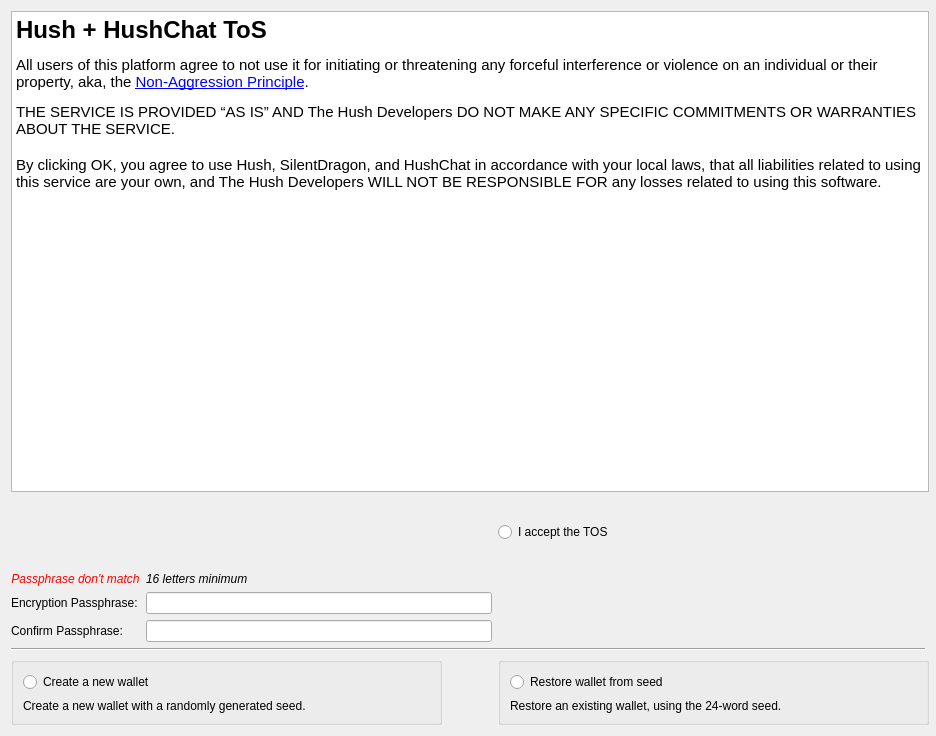
Old version of the form src/newwallet.ui in the repository jahway603/SilentDragonLite.
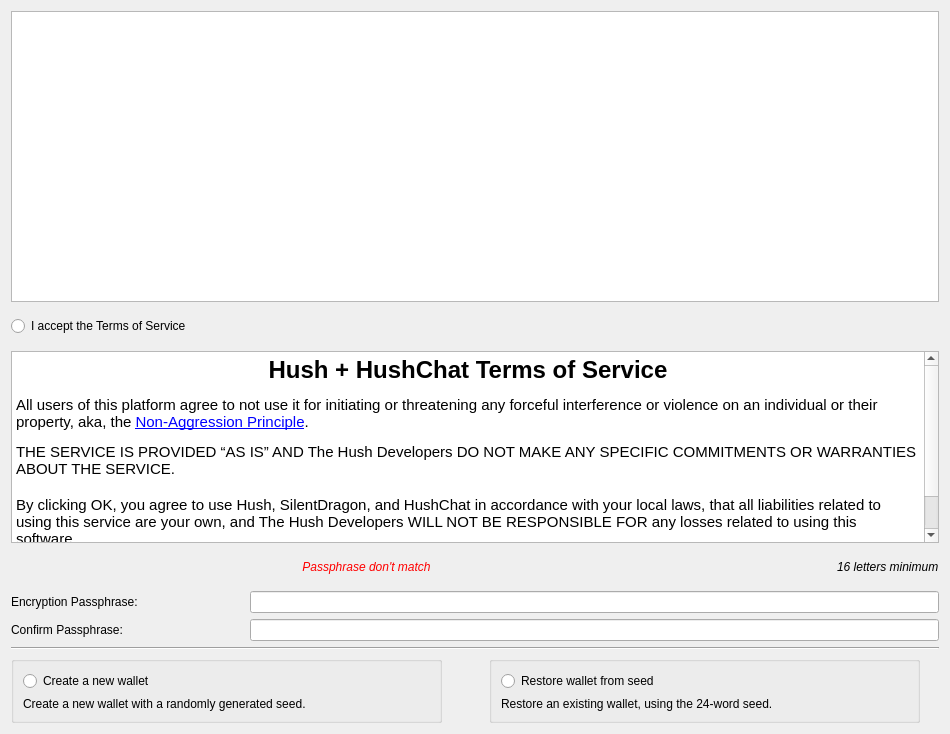
New version of the form.

```diff
--- a/src/newwallet.ui
+++ b/src/newwallet.ui
@@ -6,26 +6,89 @@
    <rect>
     <x>0</x>
     <y>0</y>
-    <width>936</width>
-    <height>736</height>
+    <width>950</width>
+    <height>734</height>
    </rect>
   </property>
   <property name="minimumSize">
    <size>
-    <width>936</width>
-    <height>736</height>
+    <width>0</width>
+    <height>0</height>
+   </size>
+  </property>
+  <property name="maximumSize">
+   <size>
+    <width>950</width>
+    <height>734</height>
    </size>
   </property>
   <property name="windowTitle">
    <string>Create New SDL Wallet</string>
   </property>
   <layout class="QGridLayout" name="gridLayout">
-   <item row="0" column="0" colspan="3">
+   <item row="0" column="0" colspan="6">
+    <widget class="QGraphicsView" name="Logo">
+     <property name="minimumSize">
+      <size>
+       <width>0</width>
+       <height>291</height>
+      </size>
+     </property>
+     <property name="maximumSize">
+      <size>
+       <width>949</width>
+       <height>16777213</height>
+      </size>
+     </property>
+     <property name="verticalScrollBarPolicy">
+      <enum>Qt::ScrollBarAlwaysOff</enum>
+     </property>
+     <property name="horizontalScrollBarPolicy">
+      <enum>Qt::ScrollBarAlwaysOff</enum>
+     </property>
+     <property name="sizeAdjustPolicy">
+      <enum>QAbstractScrollArea::AdjustToContentsOnFirstShow</enum>
+     </property>
+    </widget>
+   </item>
+   <item row="1" column="0">
+    <widget class="QRadioButton" name="TOS">
+     <property name="maximumSize">
+      <size>
+       <width>251</width>
+       <height>16777215</height>
+      </size>
+     </property>
+     <property name="text">
+      <string>I accept the Terms of Service</string>
+     </property>
+    </widget>
+   </item>
+   <item row="1" column="1">
+    <spacer name="verticalSpacer_2">
+     <property name="orientation">
+      <enum>Qt::Vertical</enum>
+     </property>
+     <property name="sizeHint" stdset="0">
+      <size>
+       <width>20</width>
+       <height>29</height>
+      </size>
+     </property>
+    </spacer>
+   </item>
+   <item row="2" column="0" colspan="6">
     <widget class="QTextBrowser" name="textBrowser">
      <property name="minimumSize">
       <size>
-       <width>918</width>
-       <height>481</height>
+       <width>0</width>
+       <height>191</height>
+      </size>
+     </property>
+     <property name="maximumSize">
+      <size>
+       <width>949</width>
+       <height>16777215</height>
       </size>
      </property>
      <property name="html">
@@ -33,7 +96,7 @@
 &lt;html&gt;&lt;head&gt;&lt;meta name=&quot;qrichtext&quot; content=&quot;1&quot; /&gt;&lt;style type=&quot;text/css&quot;&gt;
 p, li { white-space: pre-wrap; }
 &lt;/style&gt;&lt;/head&gt;&lt;body style=&quot; font-family:'Ubuntu'; font-size:11pt; font-weight:400; font-style:normal;&quot;&gt;
-&lt;h1 style=&quot; margin-top:18px; margin-bottom:12px; margin-left:0px; margin-right:0px; -qt-block-indent:0; text-indent:0px;&quot;&gt;&lt;span style=&quot; font-size:xx-large; font-weight:600;&quot;&gt;Hush + HushChat ToS&lt;/span&gt;&lt;/h1&gt;
+&lt;h1 align=&quot;center&quot; style=&quot; margin-top:18px; margin-bottom:12px; margin-left:0px; margin-right:0px; -qt-block-indent:0; text-indent:0px;&quot;&gt;&lt;span style=&quot; font-size:xx-large; font-weight:600;&quot;&gt;Hush + HushChat Terms of Service&lt;/span&gt;&lt;/h1&gt;
 &lt;p style=&quot; margin-top:12px; margin-bottom:12px; margin-left:0px; margin-right:0px; -qt-block-indent:0; text-indent:0px;&quot;&gt;All users of this platform agree to not use it for initiating or threatening any forceful interference or violence on an individual or their property, aka, the &lt;a href=&quot;https://en.wikipedia.org/wiki/Non-aggression_principle&quot;&gt;&lt;span style=&quot; text-decoration: underline; color:#0000ff;&quot;&gt;Non-Aggression Principle&lt;/span&gt;&lt;/a&gt;.&lt;/p&gt;
 &lt;p style=&quot; margin-top:0px; margin-bottom:0px; margin-left:0px; margin-right:0px; -qt-block-indent:0; text-indent:0px;&quot;&gt;THE SERVICE IS PROVIDED “AS IS” AND The Hush Developers DO NOT MAKE ANY SPECIFIC COMMITMENTS OR WARRANTIES ABOUT THE SERVICE.&lt;/p&gt;
 &lt;p style=&quot;-qt-paragraph-type:empty; margin-top:0px; margin-bottom:0px; margin-left:0px; margin-right:0px; -qt-block-indent:0; text-indent:0px;&quot;&gt;&lt;br /&gt;&lt;/p&gt;
@@ -46,20 +109,7 @@
      </property>
     </widget>
    </item>
-   <item row="1" column="0">
-    <spacer name="verticalSpacer">
-     <property name="orientation">
-      <enum>Qt::Vertical</enum>
-     </property>
-     <property name="sizeHint" stdset="0">
-      <size>
-       <width>20</width>
-       <height>38</height>
-      </size>
-     </property>
-    </spacer>
-   </item>
-   <item row="2" column="0">
+   <item row="3" column="0" colspan="3">
     <widget class="QLabel" name="lblPasswordMatch">
      <property name="sizePolicy">
       <sizepolicy hsizetype="Fixed" vsizetype="Preferred">
@@ -67,6 +117,12 @@
        <verstretch>0</verstretch>
       </sizepolicy>
      </property>
+     <property name="minimumSize">
+      <size>
+       <width>711</width>
+       <height>0</height>
+      </size>
+     </property>
      <property name="styleSheet">
       <string notr="true">color: red;</string>
      </property>
@@ -78,7 +134,20 @@
      </property>
     </widget>
    </item>
-   <item row="2" column="1">
+   <item row="3" column="3">
+    <spacer name="verticalSpacer">
+     <property name="orientation">
+      <enum>Qt::Vertical</enum>
+     </property>
+     <property name="sizeHint" stdset="0">
+      <size>
+       <width>20</width>
+       <height>14</height>
+      </size>
+     </property>
+    </spacer>
+   </item>
+   <item row="3" column="5">
     <widget class="QLabel" name="label_5">
      <property name="sizePolicy">
       <sizepolicy hsizetype="Fixed" vsizetype="Preferred">
@@ -91,42 +160,54 @@
      </property>
     </widget>
    </item>
-   <item row="3" column="0">
+   <item row="4" column="0">
     <widget class="QLabel" name="label_4">
      <property name="text">
       <string>Encryption Passphrase:</string>
      </property>
     </widget>
    </item>
-   <item row="3" column="1">
+   <item row="4" column="1" colspan="5">
     <widget class="QLineEdit" name="txtPassword">
+     <property name="minimumSize">
+      <size>
+       <width>611</width>
+       <height>0</height>
+      </size>
+     </property>
      <property name="echoMode">
       <enum>QLineEdit::Password</enum>
      </property>
     </widget>
    </item>
-   <item row="4" column="0">
+   <item row="5" column="0">
     <widget class="QLabel" name="label_6">
      <property name="text">
       <string>Confirm Passphrase:</string>
      </property>
     </widget>
    </item>
-   <item row="4" column="1">
+   <item row="5" column="1" colspan="5">
     <widget class="QLineEdit" name="txtConfirmPassword">
+     <property name="minimumSize">
+      <size>
+       <width>611</width>
+       <height>0</height>
+      </size>
+     </property>
      <property name="echoMode">
       <enum>QLineEdit::Password</enum>
      </property>
     </widget>
    </item>
-   <item row="5" column="0" colspan="3">
+   <item row="6" column="0" colspan="6">
     <widget class="Line" name="line_2">
      <property name="orientation">
       <enum>Qt::Horizontal</enum>
      </property>
     </widget>
    </item>
-   <item row="6" column="0" colspan="2">
+   <item row="7" column="0" colspan="2">
     <widget class="QGroupBox" name="groupBox">
      <property name="sizePolicy">
       <sizepolicy hsizetype="Preferred" vsizetype="Expanding">
@@ -170,7 +251,7 @@
      </layout>
     </widget>
    </item>
-   <item row="6" column="2">
+   <item row="7" column="2" colspan="4">
     <widget class="QGroupBox" name="groupBox_2">
      <property name="sizePolicy">
       <sizepolicy hsizetype="Preferred" vsizetype="Expanding">
@@ -214,19 +295,6 @@
      </layout>
     </widget>
    </item>
-   <item row="1" column="2">
-    <widget class="QRadioButton" name="TOS">
-     <property name="maximumSize">
-      <size>
-       <width>251</width>
-       <height>16777215</height>
-      </size>
-     </property>
-     <property name="text">
-      <string>I accept the TOS</string>
-     </property>
-    </widget>
-   </item>
   </layout>
  </widget>
  <resources/>
```
